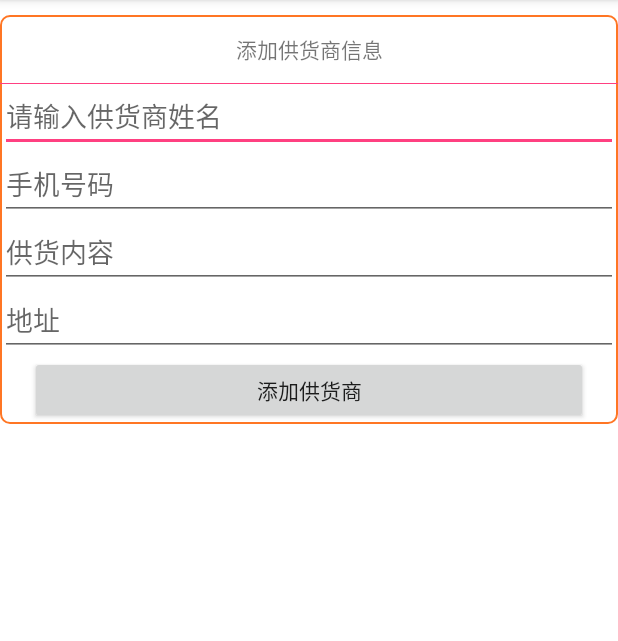
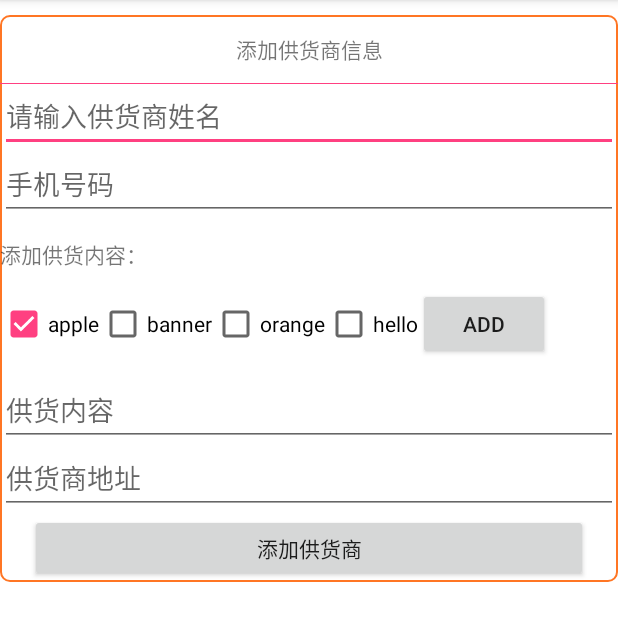
Before and after one commit to blythe104/supermarket, an Android app: the fragment SupplyManagerFragment shown on its own in the app's theme, on a phone screen of 412 x 824 dp, the part 84-725 px from its top. Run offline under Robolectric (Android 15) with nearby library versions, the phone set to English and light mode, and no system bars; libraries missing offline, so code that uses them is left out: cn.bmob.v3.

Commit message:
change supply

```diff
--- a/app/src/main/java/com/fuyuan/marketmanage/MainActivity.java
+++ b/app/src/main/java/com/fuyuan/marketmanage/MainActivity.java
@@ -28,7 +28,6 @@ public class MainActivity extends BaseActivity implements View.OnClickListener {
     private Button mBtnBill;
     private Button mBtnSale;
     private long begintime = 0;
-    private long firstTime = 0;
 
     @Override
     public void initView() {
--- a/app/src/main/java/com/fuyuan/marketmanage/supply/fragment/SupplyManagerFragment.java
+++ b/app/src/main/java/com/fuyuan/marketmanage/supply/fragment/SupplyManagerFragment.java
@@ -6,6 +6,8 @@ import android.view.LayoutInflater;
 import android.view.View;
 import android.view.ViewGroup;
 import android.widget.Button;
+import android.widget.CheckBox;
+import android.widget.CompoundButton;
 import android.widget.EditText;
 import android.widget.Toast;
 
@@ -13,8 +15,14 @@ import com.fuyuan.marketmanage.R;
 import com.fuyuan.marketmanage.base.BaseFragment;
 import com.fuyuan.marketmanage.bean.Supply;
 
+import java.util.ArrayList;
+import java.util.List;
+
 import cn.bmob.v3.exception.BmobException;
 import cn.bmob.v3.listener.SaveListener;
+
+import static cn.bmob.v3.Bmob.getApplicationContext;
+import static com.fuyuan.marketmanage.R.id.et_goods;
 
 /**
  * Created by xin on 2017/1/3.
@@ -22,41 +30,78 @@ import cn.bmob.v3.listener.SaveListener;
 
 public class SupplyManagerFragment extends BaseFragment implements View.OnClickListener {
 
+    CompoundButton.OnCheckedChangeListener listener = new CompoundButton.OnCheckedChangeListener() {
+
+        @Override
+        public void onCheckedChanged(CompoundButton buttonView, boolean isChecked) {
+            CheckBox box = (CheckBox) buttonView;
+
+            Toast.makeText(getApplicationContext(), "选择的是" + box.getText(), Toast.LENGTH_LONG).show();
+
+        }
+    };
     private EditText mEtSupply;
     private EditText mEtPhone;
     private Button mBtnAdd;
     private EditText mEtGoods;
     private EditText mEtAddress;
+    private List<CheckBox> checkBoxes = new ArrayList<>();
+    private CheckBox mCb4;
+    private CheckBox mCb3;
+    private CheckBox mCb2;
+    private CheckBox mCb1;
+    private Button mBtnAddSs;
 
     @Override
     protected View initView(LayoutInflater inflater, ViewGroup container, Bundle savedInstanceState) {
         View view = inflater.inflate(R.layout.supply_fragment, null);
         //设置键盘模式
-//        mActivity.getWindow().setSoftInputMode(WindowManager.LayoutParams.SOFT_INPUT_STATE_ALWAYS_VISIBLE);
+        //        mActivity.getWindow().setSoftInputMode(WindowManager.LayoutParams.SOFT_INPUT_STATE_ALWAYS_VISIBLE);
         //添加供货商信息
         mEtSupply = (EditText) view.findViewById(R.id.et_supply);
         mEtPhone = (EditText) view.findViewById(R.id.et_phone);
-        mEtGoods = (EditText) view.findViewById(R.id.et_goods);
+        mEtGoods = (EditText) view.findViewById(et_goods);
 
         mEtAddress = (EditText) view.findViewById(R.id.et_address);
         mBtnAdd = (Button) view.findViewById(R.id.btn_addsupply);
 
+        mCb1 = (CheckBox) view.findViewById(R.id.checkbox1);
+        mCb2 = (CheckBox) view.findViewById(R.id.checkbox2);
+        mCb3 = (CheckBox) view.findViewById(R.id.checkbox3);
+        mCb4 = (CheckBox) view.findViewById(R.id.checkbox4);
+        mBtnAddSs = (Button) view.findViewById(R.id.btn_add);
+        initData();
+        setListener();
 
-        setListener();
         return view;
+    }
+
+    private void initData() {
+        mCb1.setChecked(true);
+        checkBoxes.add(mCb1);
+        checkBoxes.add(mCb2);
+        checkBoxes.add(mCb3);
+        checkBoxes.add(mCb4);
     }
 
     private void setListener() {
         mBtnAdd.setOnClickListener(this);
+        mBtnAddSs.setOnClickListener(this);
+        mCb1.setOnCheckedChangeListener(listener);
+        mCb2.setOnCheckedChangeListener(listener);
+        mCb3.setOnCheckedChangeListener(listener);
+        mCb4.setOnCheckedChangeListener(listener);
 
     }
-
 
     @Override
     public void onClick(View v) {
         switch (v.getId()) {
             case R.id.btn_addsupply:
                 addSupply();
+                break;
+            case R.id.btn_add:
+                getValues();
                 break;
         }
 
@@ -90,4 +135,17 @@ public class SupplyManagerFragment extends BaseFragment implements View.OnClickL
             });
         }
     }
+
+    public void getValues() {
+        String content = "";
+        for (CheckBox cbx : checkBoxes) {
+            if (cbx.isChecked()) {
+                content += cbx.getText() + ", ";
+                mEtGoods.setText(content);
+            }
+        }
+        if ("".equals(content)) {
+            content = "您还没有选择供应商品";
+        }
+    }
 }
--- a/app/src/main/res/layout/goods_fragment.xml
+++ b/app/src/main/res/layout/goods_fragment.xml
@@ -17,8 +17,8 @@
             android:id="@+id/tv_qrscan"
             android:layout_width="match_parent"
             android:layout_height="45dp"
+            android:background="@color/theme_gray"
             android:gravity="center"
-            android:background="@color/theme_gray"
             android:text="识别二维码"/>
 
         <TextView
@@ -81,7 +81,7 @@
             android:layout_width="match_parent"
             android:layout_height="45dp"
             android:gravity="center_vertical"
-            android:hint="请输入商品介绍"/>
+            android:hint="请输入商品介绍,存放位置"/>
 
         <Button
             android:id="@+id/btn_addgoods"
--- a/app/src/main/res/layout/supply_fragment.xml
+++ b/app/src/main/res/layout/supply_fragment.xml
@@ -38,6 +38,42 @@
             android:layout_height="45dp"
             android:gravity="center_vertical"
             android:hint="手机号码"/>
+        <TextView
+            android:layout_width="match_parent"
+            android:layout_height="45dp"
+            android:gravity="center_vertical"
+            android:text="添加供货内容："/>
+        <LinearLayout
+            android:layout_width="match_parent"
+            android:layout_height="60dp"
+            android:orientation="horizontal"
+        >
+            <CheckBox
+                android:id="@+id/checkbox1"
+                android:layout_width="wrap_content"
+                android:layout_height="wrap_content"
+                android:text="apple"/>
+            <CheckBox
+                android:id="@+id/checkbox2"
+                android:layout_width="wrap_content"
+                android:layout_height="wrap_content"
+                android:text="banner"/>
+            <CheckBox
+                android:id="@+id/checkbox3"
+                android:layout_width="wrap_content"
+                android:layout_height="wrap_content"
+                android:text="orange"/>
+            <CheckBox
+                android:id="@+id/checkbox4"
+                android:layout_width="wrap_content"
+                android:layout_height="wrap_content"
+                android:text="hello"/>
+            <Button
+                android:id="@+id/btn_add"
+                android:layout_width="wrap_content"
+                android:layout_height="wrap_content"
+                android:text="add"/>
+        </LinearLayout>
 
         <EditText
             android:id="@+id/et_goods"
@@ -51,7 +87,7 @@
             android:layout_width="match_parent"
             android:layout_height="45dp"
             android:gravity="center_vertical"
-            android:hint="地址"/>
+            android:hint="供货商地址"/>
 
         <Button
             android:id="@+id/btn_addsupply"
```
